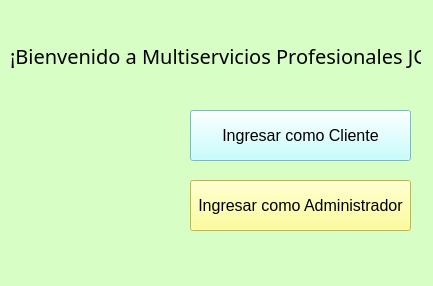
This is bienvenida.ui in ileosalazar/MultiserviciosProfesionalesJG as Qt 5 draws it before an edit. The edited form follows.
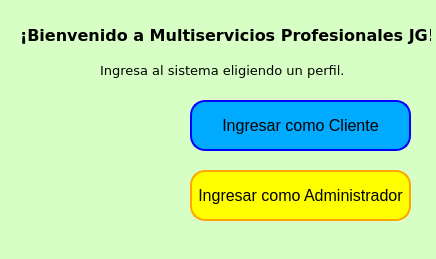
This is the edited form. Icons and pictures are not drawn.

```diff
--- a/bienvenida.ui
+++ b/bienvenida.ui
@@ -6,8 +6,8 @@
    <rect>
     <x>0</x>
     <y>0</y>
-    <width>433</width>
-    <height>286</height>
+    <width>436</width>
+    <height>259</height>
    </rect>
   </property>
   <property name="windowTitle">
@@ -19,18 +19,23 @@
   <widget class="QLabel" name="label">
    <property name="geometry">
     <rect>
-     <x>10</x>
-     <y>20</y>
+     <x>20</x>
+     <y>0</y>
      <width>411</width>
      <height>71</height>
     </rect>
    </property>
    <property name="font">
     <font>
-     <family>Segoe MDL2 Assets</family>
-     <pointsize>15</pointsize>
+     <family>Verdana</family>
+     <pointsize>12</pointsize>
+     <italic>false</italic>
+     <bold>true</bold>
     </font>
    </property>
+   <property name="styleSheet">
+    <string notr="true">font: 700 12pt &quot;Verdana&quot;;</string>
+   </property>
    <property name="text">
     <string>¡Bienvenido a Multiservicios Profesionales JG!</string>
    </property>
@@ -39,7 +44,7 @@
    <property name="geometry">
     <rect>
      <x>190</x>
-     <y>180</y>
+     <y>170</y>
      <width>221</width>
      <height>51</height>
     </rect>
@@ -50,7 +55,10 @@
     </font>
    </property>
    <property name="styleSheet">
-    <string notr="true">background-color: rgb(255, 255, 127);</string>
+    <string notr="true">background-color: rgb(255, 255, 0);
+border: 2px solid orange;
+border-radius: 15px;
+</string>
    </property>
    <property name="text">
     <string>Ingresar como Administrador</string>
@@ -60,7 +68,7 @@
    <property name="geometry">
     <rect>
      <x>190</x>
-     <y>110</y>
+     <y>100</y>
      <width>221</width>
      <height>51</height>
     </rect>
@@ -71,7 +79,9 @@
     </font>
    </property>
    <property name="styleSheet">
-    <string notr="true">background-color: rgb(183, 255, 255);</string>
+    <string notr="true">background-color: rgb(0, 170, 255);
+border: 2px solid blue;
+border-radius: 15px;</string>
    </property>
    <property name="text">
     <string>Ingresar como Cliente</string>
@@ -81,9 +91,9 @@
    <property name="geometry">
     <rect>
      <x>20</x>
-     <y>110</y>
-     <width>151</width>
-     <height>121</height>
+     <y>100</y>
+     <width>161</width>
+     <height>131</height>
     </rect>
    </property>
    <property name="text">
@@ -96,6 +106,30 @@
     <bool>true</bool>
    </property>
   </widget>
+  <widget class="QLabel" name="label_3">
+   <property name="geometry">
+    <rect>
+     <x>100</x>
+     <y>50</y>
+     <width>271</width>
+     <height>41</height>
+    </rect>
+   </property>
+   <property name="font">
+    <font>
+     <family>Verdana</family>
+     <pointsize>10</pointsize>
+     <italic>false</italic>
+     <bold>false</bold>
+    </font>
+   </property>
+   <property name="styleSheet">
+    <string notr="true">font: 10pt &quot;Verdana&quot;;</string>
+   </property>
+   <property name="text">
+    <string>Ingresa al sistema eligiendo un perfil.</string>
+   </property>
+  </widget>
  </widget>
  <resources/>
  <connections/>
```
